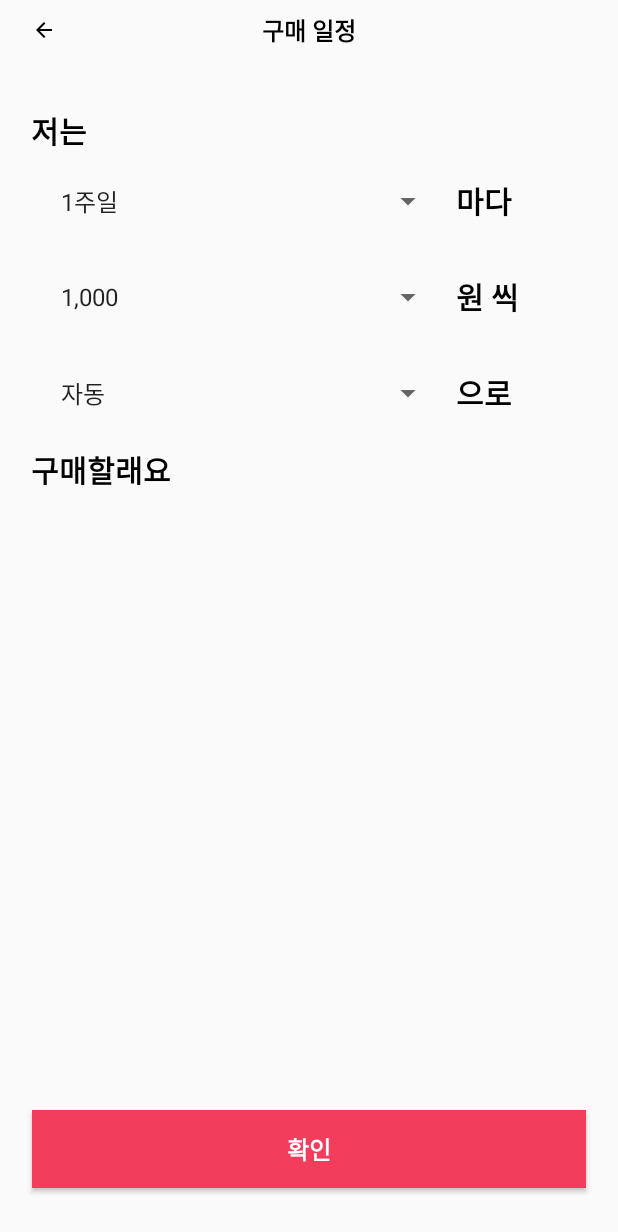
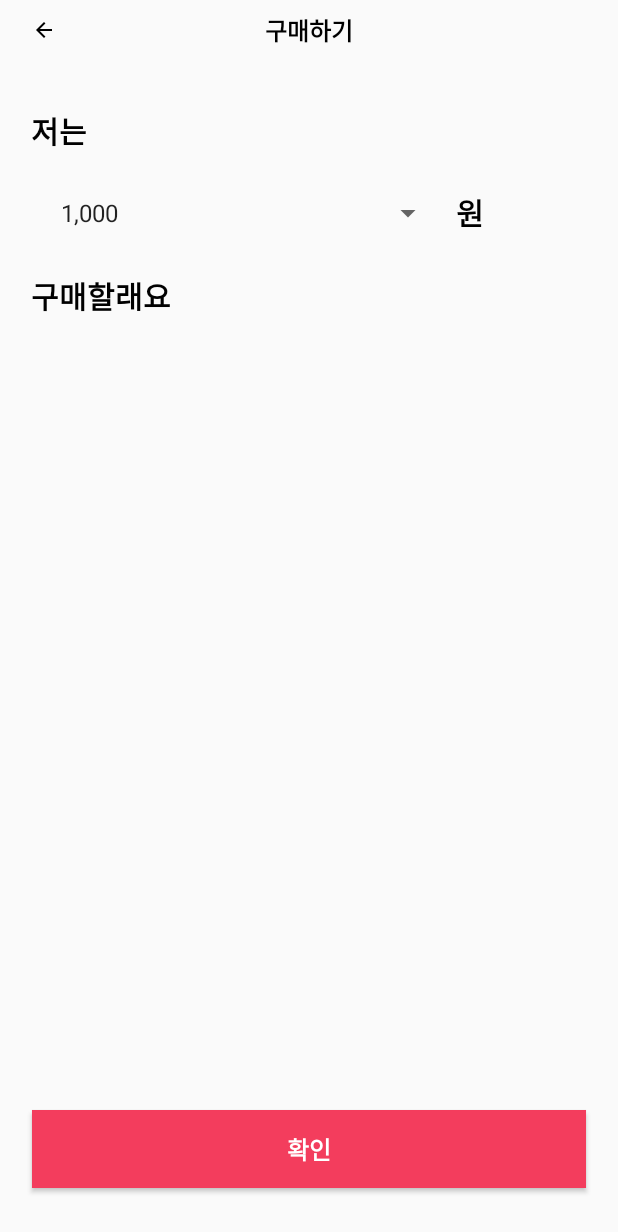
Before and after one commit to identity16/Autto_android, an Android app: the PurchaseSettingActivity screen opened directly, with no data from a screen before it, on a phone screen of 412 x 824 dp. Shown: the top 1232 px of the screen. Run offline under Robolectric (Android 15) with nearby library versions, the phone set to English and light mode, and no system bars.

Commit message:
Feature: 구매설정 -> 구매하기

```diff
--- a/app/src/main/java/dev/handeul/autto/activity/PurchaseSettingActivity.java
+++ b/app/src/main/java/dev/handeul/autto/activity/PurchaseSettingActivity.java
@@ -25,11 +25,12 @@ public class PurchaseSettingActivity extends AppCompatActivity {
 
 
         // Initialize Spinner
-        Spinner freqSpinner = findViewById(R.id.freqSpinner);
-        ArrayAdapter<CharSequence> freqAdapter = ArrayAdapter.createFromResource(this,
-                R.array.purchase_frequency, android.R.layout.simple_spinner_item);
-        freqAdapter.setDropDownViewResource(android.R.layout.simple_spinner_dropdown_item);
-        freqSpinner.setAdapter(freqAdapter);
+        // TODO: Recover Spinners for Schedule
+//        Spinner freqSpinner = findViewById(R.id.freqSpinner);
+//        ArrayAdapter<CharSequence> freqAdapter = ArrayAdapter.createFromResource(this,
+//                R.array.purchase_frequency, android.R.layout.simple_spinner_item);
+//        freqAdapter.setDropDownViewResource(android.R.layout.simple_spinner_dropdown_item);
+//        freqSpinner.setAdapter(freqAdapter);
 
         Spinner amountSpinner = findViewById(R.id.amountSpinner);
         ArrayAdapter<CharSequence> amountAdapter = ArrayAdapter.createFromResource(this,
@@ -37,11 +38,11 @@ public class PurchaseSettingActivity extends AppCompatActivity {
         amountAdapter.setDropDownViewResource(android.R.layout.simple_spinner_dropdown_item);
         amountSpinner.setAdapter(amountAdapter);
 
-        Spinner autoSpinner = findViewById(R.id.autoSpinner);
-        ArrayAdapter<CharSequence> autoAdapter = ArrayAdapter.createFromResource(this,
-                R.array.purchase_auto, android.R.layout.simple_spinner_item);
-        autoAdapter.setDropDownViewResource(android.R.layout.simple_spinner_dropdown_item);
-        autoSpinner.setAdapter(autoAdapter);
+//        Spinner autoSpinner = findViewById(R.id.autoSpinner);
+//        ArrayAdapter<CharSequence> autoAdapter = ArrayAdapter.createFromResource(this,
+//                R.array.purchase_auto, android.R.layout.simple_spinner_item);
+//        autoAdapter.setDropDownViewResource(android.R.layout.simple_spinner_dropdown_item);
+//        autoSpinner.setAdapter(autoAdapter);
 
         // On buttons clicked
         binding.btnBack.setOnClickListener(v -> onBackPressed());
--- a/app/src/main/java/dev/handeul/autto/fragment/NumberListFragment.java
+++ b/app/src/main/java/dev/handeul/autto/fragment/NumberListFragment.java
@@ -39,6 +39,7 @@ public class NumberListFragment extends Fragment {
 
         int ballSize = UnitUtils.calcDpForLayoutParams(getContext(), LottoBallView.DEFAULT_SIZE);
         int ballMargin = UnitUtils.calcDpForLayoutParams(getContext(), 8);
+        int linePadding = UnitUtils.calcDpForLayoutParams(getContext(), 6);
 
         viewModel.buyList.observe(getViewLifecycleOwner(), games -> {
             if(games == null) {
@@ -52,6 +53,7 @@ public class NumberListFragment extends Fragment {
                 return;
             }
 
+            binding.numberListFragment.removeAllViews();
             if(games.size() == 0) {
                 TextView noDataText = new TextView(getContext());
                 noDataText.setText("구매 기록이 없습니다.");
@@ -59,12 +61,12 @@ public class NumberListFragment extends Fragment {
                 noDataText.setGravity(Gravity.CENTER);
                 noDataText.setTextAlignment(View.TEXT_ALIGNMENT_CENTER);
 
-                binding.numberListFragment.removeAllViews();
                 binding.numberListFragment.addView(noDataText);
             }
 
             for(Game game : games) {
                 LinearLayout lGame = new LinearLayout(getContext());
+                lGame.setPadding(0, linePadding, 0, linePadding);
                 Integer[] numbers = game.getNumbers();
 
                 lGame.setGravity(Gravity.CENTER);
@@ -81,7 +83,6 @@ public class NumberListFragment extends Fragment {
                     lGame.addView(vBall);
                 }
 
-                binding.numberListFragment.removeAllViews();
                 binding.numberListFragment.addView(lGame);
             }
         });
--- a/app/src/main/java/dev/handeul/autto/repository/GameRepository.java
+++ b/app/src/main/java/dev/handeul/autto/repository/GameRepository.java
@@ -190,12 +190,22 @@ public class GameRepository {
         int len = barcodes.size();
         List<Game> gameList = new ArrayList<>();
 
-        getGamesFromBarcode(barcodes.get(idx[0]), games -> {
-            gameList.addAll(games);
-            idx[0]++;
-            if(idx[0] == len) {
-                callback.accept(gameList);
+        Consumer<List<Game>> recursive = new Consumer<List<Game>>() {
+            @Override
+            public void accept(List<Game> games) {
+                recursiveCall(games);
             }
-        });
+
+            private void recursiveCall(List<Game> games) {
+                gameList.addAll(games);
+                idx[0]++;
+                if(idx[0] == len) {
+                    callback.accept(gameList);
+                } else {
+                    getGamesFromBarcode(barcodes.get(idx[0]), this::recursiveCall);
+                }
+            }
+        };
+        getGamesFromBarcode(barcodes.get(idx[0]), recursive);
     }
 }
--- a/app/src/main/java/dev/handeul/autto/viewmodel/NumberListViewModel.java
+++ b/app/src/main/java/dev/handeul/autto/viewmodel/NumberListViewModel.java
@@ -39,7 +39,10 @@ public class NumberListViewModel extends ViewModel {
             calendar.add(Calendar.DATE, 1);
 
             Date startDate = calendar.getTime();
-            GameRepository.getInstance().getBuyHistory(startDate, today, liveBuyList::setValue);
+            GameRepository.getInstance().getBuyHistory(startDate, today, buyList -> {
+                Log.d(TAG, buyList.toString());
+                liveBuyList.setValue(buyList);
+            });
         });
     }
 }
--- a/app/src/main/res/layout/activity_purchase_setting.xml
+++ b/app/src/main/res/layout/activity_purchase_setting.xml
@@ -33,7 +33,7 @@
         android:paddingStart="12dp"
         android:paddingEnd="12dp"
         app:layout_constraintStart_toStartOf="@+id/guideline7"
-        app:layout_constraintTop_toBottomOf="@+id/freqSpinner" />
+        app:layout_constraintTop_toBottomOf="@+id/textView9" />
 
     <TextView
         android:id="@+id/textView12"
@@ -47,33 +47,33 @@
         android:textSize="20sp"
         android:textStyle="bold"
         app:layout_constraintStart_toEndOf="@+id/amountSpinner"
-        app:layout_constraintTop_toBottomOf="@+id/textView11" />
+        app:layout_constraintTop_toBottomOf="@+id/textView9" />
 
-    <Spinner
-        android:id="@+id/autoSpinner"
-        android:layout_width="275dp"
-        android:layout_height="48dp"
-        android:layout_marginTop="16dp"
-        android:contentDescription="@string/purchase_label_auto"
-        android:gravity="center_vertical"
-        android:paddingStart="12dp"
-        android:paddingEnd="12dp"
-        app:layout_constraintStart_toStartOf="@+id/guideline7"
-        app:layout_constraintTop_toBottomOf="@+id/amountSpinner" />
+<!--    <Spinner-->
+<!--        android:id="@+id/autoSpinner"-->
+<!--        android:layout_width="275dp"-->
+<!--        android:layout_height="48dp"-->
+<!--        android:layout_marginTop="16dp"-->
+<!--        android:contentDescription="@string/purchase_label_auto"-->
+<!--        android:gravity="center_vertical"-->
+<!--        android:paddingStart="12dp"-->
+<!--        android:paddingEnd="12dp"-->
+<!--        app:layout_constraintStart_toStartOf="@+id/guideline7"-->
+<!--        app:layout_constraintTop_toBottomOf="@+id/amountSpinner" />-->
 
-    <TextView
-        android:id="@+id/textView11"
-        android:layout_width="wrap_content"
-        android:layout_height="48dp"
-        android:layout_marginStart="8dp"
-        android:layout_marginTop="8dp"
-        android:gravity="center"
-        android:text="@string/purchase_every"
-        android:textColor="@color/black"
-        android:textSize="20sp"
-        android:textStyle="bold"
-        app:layout_constraintStart_toEndOf="@+id/freqSpinner"
-        app:layout_constraintTop_toBottomOf="@+id/textView9" />
+<!--    <TextView-->
+<!--        android:id="@+id/textView11"-->
+<!--        android:layout_width="wrap_content"-->
+<!--        android:layout_height="48dp"-->
+<!--        android:layout_marginStart="8dp"-->
+<!--        android:layout_marginTop="8dp"-->
+<!--        android:gravity="center"-->
+<!--        android:text="@string/purchase_every"-->
+<!--        android:textColor="@color/black"-->
+<!--        android:textSize="20sp"-->
+<!--        android:textStyle="bold"-->
+<!--        app:layout_constraintStart_toEndOf="@+id/freqSpinner"-->
+<!--        app:layout_constraintTop_toBottomOf="@+id/textView9" />-->
 
     <androidx.constraintlayout.widget.ConstraintLayout
         android:id="@+id/purchaseActionBar"
@@ -131,37 +131,37 @@
         android:id="@+id/textView13"
         android:layout_width="wrap_content"
         android:layout_height="wrap_content"
-        android:layout_marginTop="12dp"
+        android:layout_marginTop="16dp"
         android:text="@string/purchase_do"
         android:textColor="@color/black"
         android:textSize="20sp"
         android:textStyle="bold"
         app:layout_constraintStart_toStartOf="@+id/guideline7"
-        app:layout_constraintTop_toBottomOf="@+id/autoSpinner" />
+        app:layout_constraintTop_toBottomOf="@+id/amountSpinner" />
 
-    <TextView
-        android:id="@+id/textView10"
-        android:layout_width="wrap_content"
-        android:layout_height="48dp"
-        android:layout_marginStart="8dp"
-        android:layout_marginTop="16dp"
-        android:gravity="center"
-        android:text="@string/purchase_auto"
-        android:textColor="@color/black"
-        android:textSize="20sp"
-        android:textStyle="bold"
-        app:layout_constraintStart_toEndOf="@+id/autoSpinner"
-        app:layout_constraintTop_toBottomOf="@+id/textView12" />
+<!--    <TextView-->
+<!--        android:id="@+id/textView10"-->
+<!--        android:layout_width="wrap_content"-->
+<!--        android:layout_height="48dp"-->
+<!--        android:layout_marginStart="8dp"-->
+<!--        android:layout_marginTop="16dp"-->
+<!--        android:gravity="center"-->
+<!--        android:text="@string/purchase_auto"-->
+<!--        android:textColor="@color/black"-->
+<!--        android:textSize="20sp"-->
+<!--        android:textStyle="bold"-->
+<!--        app:layout_constraintStart_toEndOf="@+id/autoSpinner"-->
+<!--        app:layout_constraintTop_toBottomOf="@+id/textView12" />-->
 
-    <Spinner
-        android:id="@+id/freqSpinner"
-        android:layout_width="275dp"
-        android:layout_height="48dp"
-        android:layout_marginTop="8dp"
-        android:contentDescription="@string/purchase_label_frequency"
-        android:gravity="center_vertical"
-        android:paddingStart="12dp"
-        android:paddingEnd="12dp"
-        app:layout_constraintStart_toStartOf="@+id/guideline7"
-        app:layout_constraintTop_toBottomOf="@+id/textView9" />
+<!--    <Spinner-->
+<!--        android:id="@+id/freqSpinner"-->
+<!--        android:layout_width="275dp"-->
+<!--        android:layout_height="48dp"-->
+<!--        android:layout_marginTop="8dp"-->
+<!--        android:contentDescription="@string/purchase_label_frequency"-->
+<!--        android:gravity="center_vertical"-->
+<!--        android:paddingStart="12dp"-->
+<!--        android:paddingEnd="12dp"-->
+<!--        app:layout_constraintStart_toStartOf="@+id/guideline7"-->
+<!--        app:layout_constraintTop_toBottomOf="@+id/textView9" />-->
 </androidx.constraintlayout.widget.ConstraintLayout>
--- a/app/src/main/res/values/strings.xml
+++ b/app/src/main/res/values/strings.xml
@@ -9,7 +9,7 @@
     <string name="main_bought_num_title">이번 주 구매 번호</string>
     <string name="main_deposit_title">예치금</string>
     <string name="my_deposit">나의 예치금</string>
-    <string name="set_purchase"><u>구매설정</u></string>
+    <string name="set_purchase"><u>구매하기</u></string>
     <string name="charge">충전</string>
     <string name="deposit_unit">원</string>
     <string name="default_deposit_balance">0</string>
@@ -29,10 +29,10 @@
     <string name="no_history">구매 기록이 없습니다.</string>
     <string name="plus_icon">plus icon</string>
     <string name="confirm">확인</string>
-    <string name="purchase_schedule">구매 일정</string>
+    <string name="purchase_schedule">구매하기</string>
     <string name="purchase_i">저는</string>
     <string name="purchase_every">마다</string>
-    <string name="purchase_won">원 씩</string>
+    <string name="purchase_won">원</string>
     <string name="purchase_auto">으로</string>
     <string name="purchase_do">구매할래요</string>
     <string name="purchase_label_frequency">얼마나 자주 구매할지 선택해주세요</string>
```
